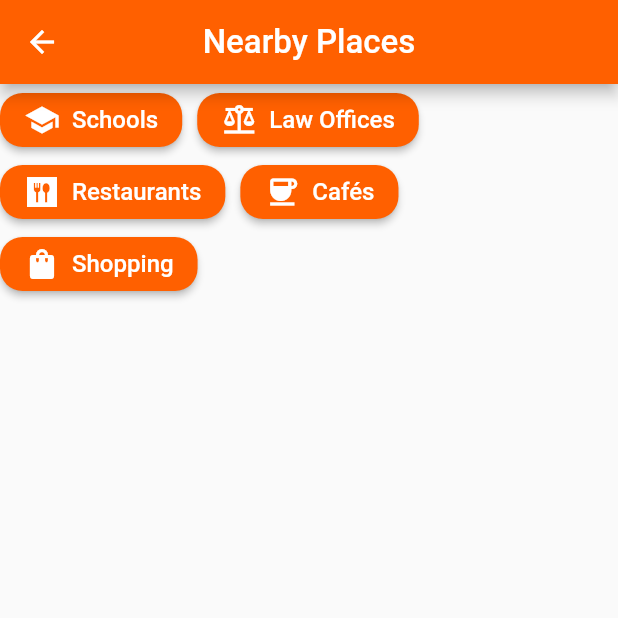
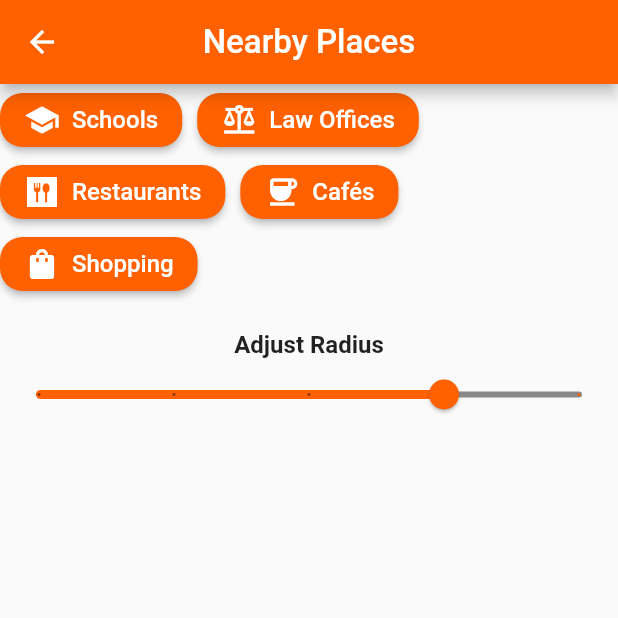
Before and after one commit to m-ert/voyager, a Flutter app: the NearByPlacesScreen screen opened directly, after a tap on "Schools", on a phone screen of 412 x 824 dp, the top half of it. Run offline on Flutter 3.47's test engine with Material 2 defaults, Android fonts, the phone set to English and light mode, and no system bars; our stand-ins replace firebase_auth, firebase_core, google_maps_flutter; accounts and stored records are empty; network calls fail.

Commit message:
finally finished nearby places, fml..

```diff
--- a/lib/pages/nearby_places.dart
+++ b/lib/pages/nearby_places.dart
@@ -1,4 +1,5 @@
 import 'dart:convert';
+import 'dart:ui';
 
 import 'package:flutter/material.dart';
 import 'package:voyager_v01/nearby_reponse.dart';
@@ -14,7 +15,7 @@ class NearByPlacesScreen extends StatefulWidget {
 
 class _NearByPlacesScreenState extends State<NearByPlacesScreen> {
   String apiKey = "AIzaSyDi9LTi74Ad-hxuJC8n92hHUBD2O9ItN4U";
-  String radius = "250";
+  double _radius = 250;
 
   double latitude = 38.7377200;
   double longitude = 35.473196;
@@ -139,6 +140,24 @@ class _NearByPlacesScreenState extends State<NearByPlacesScreen> {
                   )),
             ],
           ),
+          const SizedBox(height: 20),
+          const Text(
+            'Adjust Radius',
+            style: TextStyle(fontWeight: FontWeight.bold, fontSize: 16),
+          ),
+          Slider(
+              activeColor: Color(0xffFF6000),
+              inactiveColor: Colors.black45,
+              max: 300,
+              min: 80,
+              divisions: 4,
+              value: _radius,
+              label: _radius.round().toString(),
+              onChanged: (double value) {
+                setState(() {
+                  _radius = value;
+                });
+              }),
           if (nearbyPlacesResponse.results != null)
             for (int i = 0; i < nearbyPlacesResponse.results!.length; i++)
               nearbyPlacesWidget(nearbyPlacesResponse.results![i])
@@ -149,7 +168,7 @@ class _NearByPlacesScreenState extends State<NearByPlacesScreen> {
 
   void getNearbyPlacesByKeyword(String input) async {
     var url = Uri.parse(
-        'https://maps.googleapis.com/maps/api/place/nearbysearch/json?keyword=$input&location=$latitude,$longitude&radius=$radius&key=$apiKey');
+        'https://maps.googleapis.com/maps/api/place/nearbysearch/json?keyword=$input&location=$latitude,$longitude&radius=$_radius&key=$apiKey');
 
     var response = await http.post(url);
 
@@ -161,7 +180,7 @@ class _NearByPlacesScreenState extends State<NearByPlacesScreen> {
 
   void getNearbyPlacesByType(String input) async {
     var url = Uri.parse(
-        'https://maps.googleapis.com/maps/api/place/nearbysearch/json?location=$latitude,$longitude&radius=$radius&type=$input&key=$apiKey');
+        'https://maps.googleapis.com/maps/api/place/nearbysearch/json?location=$latitude,$longitude&radius=$_radius&type=$input&key=$apiKey');
 
     var response = await http.post(url);
 
```
